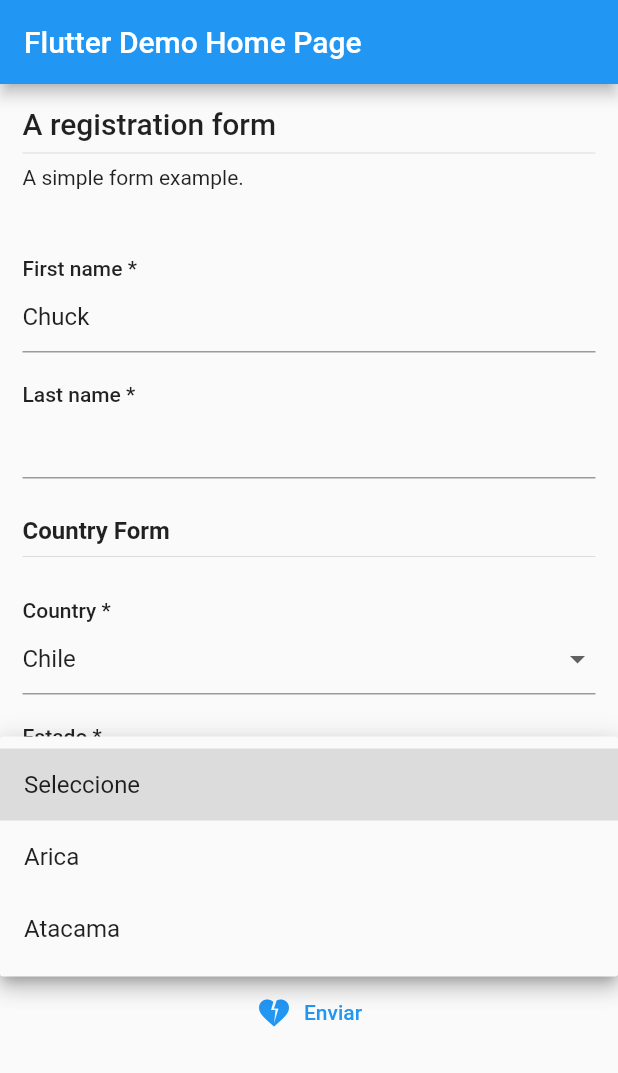
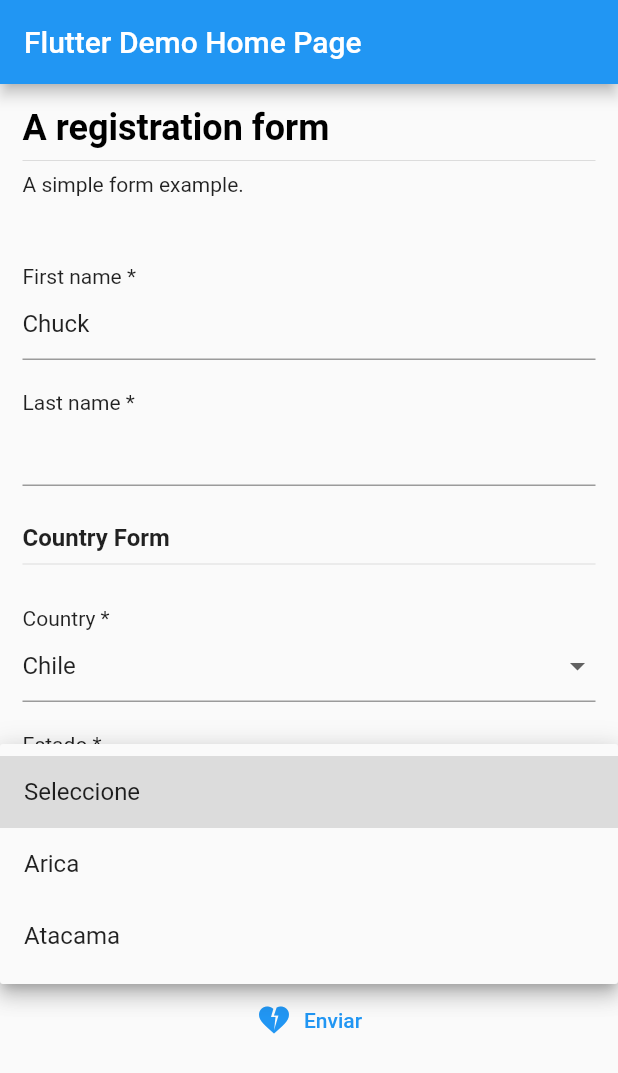
Before and after one commit to edlose16b/flutter_jsonschema_builder, a Flutter app: the screen it shows after launch, after a tap on "Seleccione", on a phone screen of 412 x 824 dp. Shown: the top 1073 px of the screen. Run offline on Flutter 3.47's test engine with Material 2 defaults, Android fonts, the phone set to English and light mode, and no system bars; our stand-ins replace extended_masked_text, file_picker; missing offline and left inert: dart:ffi.

Commit message:
feat: JsonShemaFormStyle

```diff
--- a/example/lib/main.dart
+++ b/example/lib/main.dart
@@ -1,5 +1,6 @@
 import 'dart:developer';
 import 'dart:io';
+import 'dart:ui';
 
 import 'package:flutter/material.dart';
 import 'package:flutter_jsonschema_form/flutter_jsonschema_form.dart';
@@ -247,6 +248,13 @@ class _MyHomePageState extends State<MyHomePage> {
                     label: const Text('Enviar'),
                   );
                 },
+                jsonFormSchemaStyle: JsonFormSchemaStyle(
+                  title: const TextStyle(
+                    color: Colors.black,
+                    fontWeight: FontWeight.bold,
+                    fontSize: 24,
+                  ),
+                ),
               ),
             )
           ],
--- a/lib/flutter_jsonschema_form.dart
+++ b/lib/flutter_jsonschema_form.dart
@@ -1,3 +1,4 @@
 library flutter_jsonschema_form;
 
 export 'src/builder/widget_builder.dart';
+export 'src/models/json_form_schema_style.dart';
--- a/lib/src/builder/general_subtitle_widget.dart
+++ b/lib/src/builder/general_subtitle_widget.dart
@@ -1,4 +1,5 @@
 import 'package:flutter/material.dart';
+import 'package:flutter_jsonschema_form/src/builder/logic/widget_builder_logic.dart';
 import 'package:flutter_jsonschema_form/src/models/models.dart';
 
 class GeneralSubtitle extends StatelessWidget {
@@ -22,17 +23,14 @@ class GeneralSubtitle extends StatelessWidget {
         if (mainSchemaTitle != title && title != kNoTitle) ...[
           Text(
             title,
-            style: Theme.of(context)
-                .textTheme
-                .subtitle1!
-                .copyWith(fontWeight: FontWeight.bold),
+            style:  WidgetBuilderInherited.of(context).jsonFormSchemaStyle.subtitle,
           ),
           const Divider()
         ],
         if (description != null && description != nainSchemaDescription)
           Text(
             description!,
-            style: Theme.of(context).textTheme.bodyText2,
+            style:  WidgetBuilderInherited.of(context).jsonFormSchemaStyle.description,
           ),
       ],
     );
--- a/lib/src/builder/logic/widget_builder_logic.dart
+++ b/lib/src/builder/logic/widget_builder_logic.dart
@@ -2,6 +2,7 @@ import 'dart:developer';
 import 'dart:io';
 
 import 'package:flutter/material.dart';
+import 'package:flutter_jsonschema_form/src/models/json_form_schema_style.dart';
 import 'package:flutter_jsonschema_form/src/models/schema.dart';
 
 class WidgetBuilderInherited extends InheritedWidget {
@@ -15,14 +16,26 @@ class WidgetBuilderInherited extends InheritedWidget {
   final Schema mainSchema;
   final data = {};
   final Future<List<File>?> Function()? customFileHandler;
+  late final JsonFormSchemaStyle jsonFormSchemaStyle;
 
-  static WidgetBuilderInherited of(BuildContext context) {
-    final WidgetBuilderInherited? result =
-        context.dependOnInheritedWidgetOfExactType<WidgetBuilderInherited>();
-    assert(result != null, 'No WidgetBuilderInherited found in context');
-    return result!;
+  void setJsonFormSchemaStyle(
+      BuildContext context, JsonFormSchemaStyle? jsonFormSchemaStyle) {
+    final textTheme = Theme.of(context).textTheme;
+
+    this.jsonFormSchemaStyle = JsonFormSchemaStyle(
+      title: jsonFormSchemaStyle?.title ?? textTheme.headline6,
+      subtitle: jsonFormSchemaStyle?.subtitle ??
+          textTheme.subtitle1!.copyWith(fontWeight: FontWeight.bold),
+      description: jsonFormSchemaStyle?.description ?? textTheme.bodyText2,
+      error: jsonFormSchemaStyle?.error ??
+          TextStyle(
+              color: Theme.of(context).errorColor,
+              fontSize: textTheme.caption!.fontSize),
+      label: jsonFormSchemaStyle?.label ?? textTheme.bodyText2,
+    );
   }
 
+  /// update [data] with key,values from jsonSchema
   void updateObjectData(object, String path, dynamic value) {
     print('updateObjectData $object path $path value $value');
 
@@ -57,6 +70,7 @@ class WidgetBuilderInherited extends InheritedWidget {
     stack.removeAt(0);
   }
 
+  /// add a new value into a schema,
   void _addNewContent(object, int? _keyNumeric, dynamic value) {
     if (object is List && _keyNumeric != null) {
       if (object.length - 1 < _keyNumeric) {
@@ -68,4 +82,12 @@ class WidgetBuilderInherited extends InheritedWidget {
   @override
   bool updateShouldNotify(covariant WidgetBuilderInherited oldWidget) =>
       mainSchema != oldWidget.mainSchema;
+
+  static WidgetBuilderInherited of(BuildContext context) {
+    final result =
+        context.dependOnInheritedWidgetOfExactType<WidgetBuilderInherited>();
+
+    assert(result != null, 'No WidgetBuilderInherited found in context');
+    return result!;
+  }
 }
--- a/lib/src/builder/widget_builder.dart
+++ b/lib/src/builder/widget_builder.dart
@@ -8,6 +8,7 @@ import 'package:flutter_jsonschema_form/src/builder/array_schema_builder.dart';
 import 'package:flutter_jsonschema_form/src/builder/logic/widget_builder_logic.dart';
 import 'package:flutter_jsonschema_form/src/builder/object_schema_builder.dart';
 import 'package:flutter_jsonschema_form/src/builder/property_schema_builder.dart';
+import 'package:flutter_jsonschema_form/src/models/json_form_schema_style.dart';
 import 'dart:convert';
 
 import '../models/models.dart';
@@ -20,6 +21,7 @@ class JsonForm extends StatefulWidget {
     required this.onFormDataSaved,
     this.customFileHandler,
     this.buildSubmitButton,
+    this.jsonFormSchemaStyle,
   }) : super(key: key);
 
   final String jsonSchema;
@@ -31,6 +33,7 @@ class JsonForm extends StatefulWidget {
   /// render a custom submit button
   /// @param [VoidCallback] submit function
   final ButtonStyleButton Function(VoidCallback)? buildSubmitButton;
+  final JsonFormSchemaStyle? jsonFormSchemaStyle;
 
   @override
   _JsonFormState createState() => _JsonFormState();
@@ -49,6 +52,8 @@ class _JsonFormState extends State<JsonForm> {
         id: kGenesisIdKey) as SchemaObject)
       ..setUiSchema(
           widget.uiSchema != null ? json.decode(widget.uiSchema!) : null);
+
+    WidgetsBinding.instance!.addPostFrameCallback((timeStamp) {});
 
     super.initState();
   }
@@ -83,13 +88,17 @@ class _JsonFormState extends State<JsonForm> {
                           const SizedBox(width: double.infinity),
                           Text(
                             mainSchema.title,
-                            style: Theme.of(context).textTheme.headline6,
+                            style: WidgetBuilderInherited.of(context)
+                                .jsonFormSchemaStyle
+                                .title,
                           ),
                           const Divider(),
                           if (mainSchema.description != null)
                             Text(
                               mainSchema.description!,
-                              style: Theme.of(context).textTheme.bodyText2,
+                              style: WidgetBuilderInherited.of(context)
+                                  .jsonFormSchemaStyle
+                                  .description,
                             ),
                         ],
                       ),
@@ -97,7 +106,7 @@ class _JsonFormState extends State<JsonForm> {
                         mainSchema: mainSchema,
                         schema: mainSchema,
                       ),
-                      const SizedBox(height:20),
+                      const SizedBox(height: 20),
                       widget.buildSubmitButton == null
                           ? ElevatedButton(
                               onPressed: () => onSubmit(widgetBuilderInherited),
@@ -113,7 +122,7 @@ class _JsonFormState extends State<JsonForm> {
           ),
         );
       }),
-    );
+    )..setJsonFormSchemaStyle(context, widget.jsonFormSchemaStyle);
   }
 
   //  Form methods
--- a/lib/src/fields/checkbox_form_field.dart
+++ b/lib/src/fields/checkbox_form_field.dart
@@ -1,4 +1,5 @@
 import 'package:flutter/material.dart';
+import 'package:flutter_jsonschema_form/src/builder/logic/widget_builder_logic.dart';
 import 'package:flutter_jsonschema_form/src/fields/fields.dart';
 import '../models/models.dart';
 
@@ -32,7 +33,8 @@ class _CheckboxJFormFieldState extends State<CheckboxJFormField> {
       crossAxisAlignment: CrossAxisAlignment.start,
       children: [
         Text('${widget.property.title} ${widget.property.required ? "*" : ""}',
-            style: Theme.of(context).textTheme.bodyText1),
+            style:
+                WidgetBuilderInherited.of(context).jsonFormSchemaStyle.label),
         FormField<bool>(
           key: Key(widget.property.idKey),
           initialValue: widget.property.defaultValue ?? false,
--- a/lib/src/fields/date_form_field.dart
+++ b/lib/src/fields/date_form_field.dart
@@ -1,4 +1,5 @@
 import 'package:flutter/material.dart';
+import 'package:flutter_jsonschema_form/src/builder/logic/widget_builder_logic.dart';
 import 'package:flutter_jsonschema_form/src/fields/fields.dart';
 import 'package:intl/intl.dart';
 import 'package:extended_masked_text/extended_masked_text.dart';
@@ -45,7 +46,8 @@ class _DateJFormFieldState extends State<DateJFormField> {
       crossAxisAlignment: CrossAxisAlignment.start,
       children: [
         Text('${widget.property.title} ${widget.property.required ? "*" : ""}',
-            style: Theme.of(context).textTheme.bodyText1),
+            style:
+                WidgetBuilderInherited.of(context).jsonFormSchemaStyle.label),
         TextFormField(
           key: Key(widget.property.idKey),
           controller: txtDateCtrl,
@@ -60,6 +62,7 @@ class _DateJFormFieldState extends State<DateJFormField> {
           style: widget.property.readOnly
               ? const TextStyle(color: Colors.grey)
               : null,
+
           decoration: InputDecoration(
             hintText: 'DD-MM-YYYY',
             helperText:
@@ -87,6 +90,7 @@ class _DateJFormFieldState extends State<DateJFormField> {
                       widget.onSaved(date);
                     },
             ),
+            errorStyle: WidgetBuilderInherited.of(context).jsonFormSchemaStyle.error
           ),
           onSaved: (value) {
             if (widget.onSaved != null && value != null)
--- a/lib/src/fields/dropdown_form_field.dart
+++ b/lib/src/fields/dropdown_form_field.dart
@@ -1,4 +1,5 @@
 import 'package:flutter/material.dart';
+import 'package:flutter_jsonschema_form/src/builder/logic/widget_builder_logic.dart';
 import 'package:flutter_jsonschema_form/src/fields/fields.dart';
 import '../models/models.dart';
 
@@ -54,7 +55,8 @@ class _DropDownJFormFieldState extends State<DropDownJFormField> {
       crossAxisAlignment: CrossAxisAlignment.start,
       children: [
         Text('${widget.property.title} ${widget.property.required ? "*" : ""}',
-            style: Theme.of(context).textTheme.bodyText1),
+            style:
+                WidgetBuilderInherited.of(context).jsonFormSchemaStyle.label),
         DropdownButtonFormField<dynamic>(
           key: Key(widget.property.idKey),
           autovalidateMode: AutovalidateMode.onUserInteraction,
@@ -74,6 +76,10 @@ class _DropDownJFormFieldState extends State<DropDownJFormField> {
                   if (widget.onChanged != null) widget.onChanged!(value);
                 },
           onSaved: widget.onSaved,
+          decoration: InputDecoration(
+            errorStyle:
+                WidgetBuilderInherited.of(context).jsonFormSchemaStyle.error,
+          ),
         ),
       ],
     );
--- a/lib/src/fields/file_form_field.dart
+++ b/lib/src/fields/file_form_field.dart
@@ -3,6 +3,7 @@ import 'package:flutter/material.dart';
 import 'package:flutter/widgets.dart';
 
 import 'package:file_picker/file_picker.dart';
+import 'package:flutter_jsonschema_form/src/builder/logic/widget_builder_logic.dart';
 import 'package:flutter_jsonschema_form/src/fields/fields.dart';
 
 import '../models/models.dart';
@@ -65,7 +66,9 @@ class _FileJFormFieldState extends State<FileJFormField> {
           children: [
             Text(
                 '${widget.property.title} ${widget.property.required ? "*" : ""}',
-                style: Theme.of(context).textTheme.bodyText1),
+                style: WidgetBuilderInherited.of(context)
+                    .jsonFormSchemaStyle
+                    .label),
             TextButton(
               onPressed: widget.property.readOnly
                   ? null
--- a/lib/src/fields/radio_button_form_field.dart
+++ b/lib/src/fields/radio_button_form_field.dart
@@ -1,6 +1,7 @@
 import 'dart:developer';
 
 import 'package:flutter/material.dart';
+import 'package:flutter_jsonschema_form/src/builder/logic/widget_builder_logic.dart';
 import 'package:flutter_jsonschema_form/src/fields/fields.dart';
 import '../models/models.dart';
 
@@ -79,7 +80,9 @@ class _RadioButtonJFormFieldState extends State<RadioButtonJFormField> {
           children: [
             Text(
                 '${widget.property.title} ${widget.property.required ? "*" : ""}',
-                style: Theme.of(context).textTheme.bodyText1),
+                style: WidgetBuilderInherited.of(context)
+                    .jsonFormSchemaStyle
+                    .label),
             Column(
               crossAxisAlignment: CrossAxisAlignment.start,
               children: List<Widget>.generate(
--- a/lib/src/fields/shared.dart
+++ b/lib/src/fields/shared.dart
@@ -1,4 +1,5 @@
 import 'package:flutter/material.dart';
+import 'package:flutter_jsonschema_form/src/builder/logic/widget_builder_logic.dart';
 
 class CustomErrorText extends StatelessWidget {
   const CustomErrorText({Key? key, required this.text}) : super(key: key);
@@ -9,7 +10,7 @@ class CustomErrorText extends StatelessWidget {
       padding: const EdgeInsets.only(top: 5, bottom: 5),
       child: Text(
         text,
-        style: TextStyle(color: Theme.of(context).errorColor, fontSize: Theme.of(context).textTheme.caption!.fontSize),
+        style: WidgetBuilderInherited.of(context).jsonFormSchemaStyle.error,
       ),
     );
   }
--- a/lib/src/fields/text_form_field.dart
+++ b/lib/src/fields/text_form_field.dart
@@ -2,6 +2,7 @@ import 'dart:async';
 
 import 'package:flutter/material.dart';
 import 'package:flutter/services.dart';
+import 'package:flutter_jsonschema_form/src/builder/logic/widget_builder_logic.dart';
 import 'package:flutter_jsonschema_form/src/fields/fields.dart';
 import 'package:flutter_jsonschema_form/src/utils/input_validation_json_schema.dart';
 
@@ -45,9 +46,9 @@ class _TextJFormFieldState extends State<TextJFormField> {
     return Column(
       crossAxisAlignment: CrossAxisAlignment.start,
       children: [
-        Text(
-            '${widget.property.title} ${widget.property.required ? "*" : ""}',
-            style: Theme.of(context).textTheme.bodyText1),
+        Text('${widget.property.title} ${widget.property.required ? "*" : ""}',
+            style:
+                WidgetBuilderInherited.of(context).jsonFormSchemaStyle.label),
         AbsorbPointer(
           absorbing: widget.property.disabled ?? false,
           child: TextFormField(
@@ -59,9 +60,7 @@ class _TextJFormFieldState extends State<TextJFormField> {
             initialValue: widget.property.defaultValue ?? '',
             onSaved: widget.onSaved,
             maxLength: widget.property.maxLength,
-            inputFormatters: [
-              textInputCustomFormatter(widget.property.format)
-            ],
+            inputFormatters: [textInputCustomFormatter(widget.property.format)],
             autovalidateMode: AutovalidateMode.onUserInteraction,
             readOnly: widget.property.readOnly,
             onChanged: (value) {
@@ -86,6 +85,8 @@ class _TextJFormFieldState extends State<TextJFormField> {
                       widget.property.help!.isNotEmpty
                   ? widget.property.help
                   : null,
+              errorStyle:
+                  WidgetBuilderInherited.of(context).jsonFormSchemaStyle.error,
             ),
           ),
         ),
--- /dev/null
+++ b/lib/src/models/json_form_schema_style.dart
@@ -0,0 +1,18 @@
+
+import 'package:flutter/material.dart';
+
+class JsonFormSchemaStyle {
+  JsonFormSchemaStyle({
+    this.label,
+    this.error,
+    this.title,
+    this.subtitle,
+    this.description,
+  });
+
+  TextStyle? label;
+  TextStyle? error;
+  TextStyle? title;
+  TextStyle? subtitle;
+  TextStyle? description;
+}
```
Also changed, not shown: lib/src/fields/number_form_field.dart (+9 -4 lines), lib/src/fields/selected_form_field.dart (+6 -1 lines).
